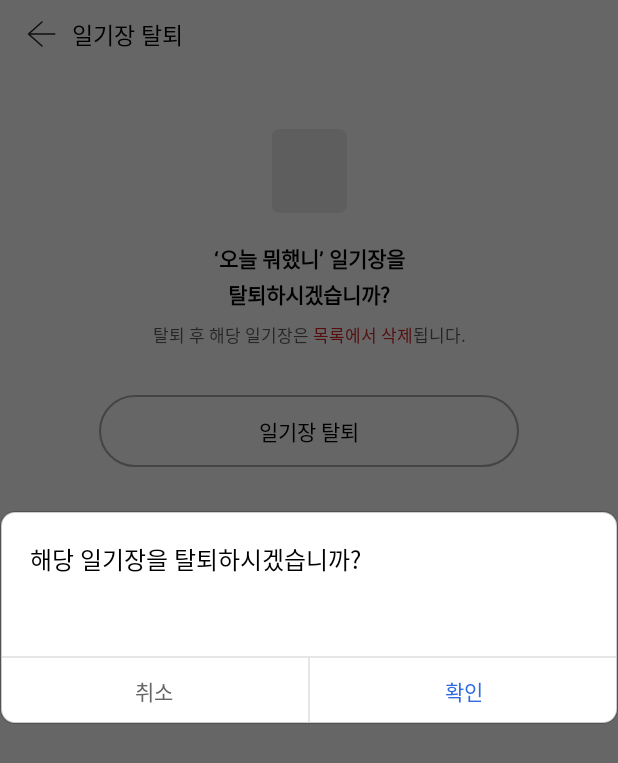
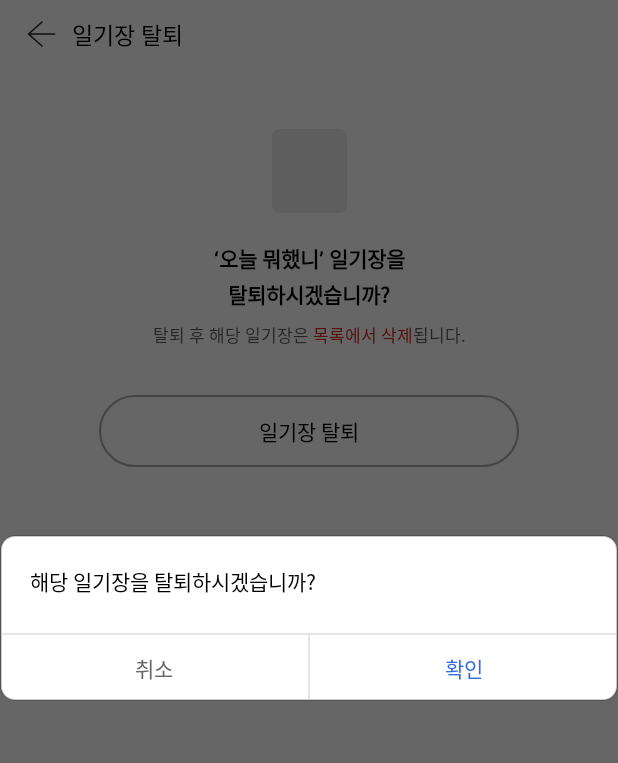
Before and after one commit to JangHyeLyn/Exchange-Diary-Android, an Android app: the LeaveDiaryActivity screen opened directly, with no data from a screen before it, after a tap on "일기장 탈퇴", on a phone screen of 412 x 824 dp. Shown: the top 763 px of the screen. Run offline under Robolectric (Android 15) with nearby library versions, the light colour scheme and no system bars; our stand-ins replace Timber, data binding; libraries missing offline, so code that uses them is left out: com.kakao.sdk.

Commit message:
feat: #32 버튼 터치 효과

```diff
--- a/app/src/main/java/com/km/exchangediary/ui/diary_setting/diary_close/DiaryCloseActivity.kt
+++ b/app/src/main/java/com/km/exchangediary/ui/diary_setting/diary_close/DiaryCloseActivity.kt
@@ -20,7 +20,7 @@ class DiaryCloseActivity : BaseActivity<ActivityDiaryCloseBinding>() {
                         "임의종료 후 해당 일기장에서의 일기 작성이 불가하며,\n" +
                         "지금까지 저장된 일기는 삭제되지 않습니다.",
                 highlightText = listOf(Pair(59, 83)),
-                confirmText = "저장하기",
+                confirmText = "확인",
                 cancelText = "취소",
                 onSuccess = { changeButton() }
             ).show(supportFragmentManager, "tag")
--- a/app/src/main/java/com/km/exchangediary/ui/diary_setting/leave_diary/LeaveDiaryActivity.kt
+++ b/app/src/main/java/com/km/exchangediary/ui/diary_setting/leave_diary/LeaveDiaryActivity.kt
@@ -10,6 +10,8 @@ import com.km.exchangediary.R
 import com.km.exchangediary.base.BaseActivity
 import com.km.exchangediary.databinding.ActivityLeaveDiaryBinding
 import com.km.exchangediary.ui.CommonDialog
+import com.km.exchangediary.ui.DialogContentType
+import com.km.exchangediary.utils.toPx
 
 class LeaveDiaryActivity : BaseActivity<ActivityLeaveDiaryBinding>() {
     override fun layoutRes(): Int = R.layout.activity_leave_diary
@@ -21,9 +23,16 @@ class LeaveDiaryActivity : BaseActivity<ActivityLeaveDiaryBinding>() {
 
         binding.tvLeaveDiaryButton.setOnClickListener {
             CommonDialog(
-                titleText = "해당 일기장을 탈퇴하시겠습니까?",
-                onSuccess = { changeButton() }
+                titleVisible = false,
+                contentType = DialogContentType.TEXT_VIEW,
+                contentText = "해당 일기장을 탈퇴하시겠습니까?",
+                contentTextSize = 14,
+                onSuccess = { changeButtonDisable() }
             ).show(supportFragmentManager, "tag")
+        }
+
+        binding.tvSendDiaryButton.setOnClickListener {
+            finish()
         }
     }
 
@@ -34,7 +43,7 @@ class LeaveDiaryActivity : BaseActivity<ActivityLeaveDiaryBinding>() {
         binding.tvLeaveDiaryDescription.setText(spannable, TextView.BufferType.SPANNABLE)
     }
 
-    private fun changeButton() {
+    private fun changeButtonDisable() {
         binding.tvLeaveDiaryButton.visibility = View.GONE
         binding.tvSendDiaryButton.visibility = View.VISIBLE
         binding.tvLeaveDiaryButtonDisable.visibility = View.VISIBLE
--- a/app/src/main/res/drawable/background_leave_diary_button.xml
+++ b/app/src/main/res/drawable/background_leave_diary_button.xml
@@ -1,9 +1,18 @@
 <?xml version="1.0" encoding="utf-8"?>
-<shape xmlns:android="http://schemas.android.com/apk/res/android"
-    android:shape="rectangle">
-    <solid android:color="@color/white" />
-    <stroke
-        android:width="1dp"
-        android:color="@color/gray_03" />
-    <corners android:radius="24dp" />
-</shape>
+<selector xmlns:android="http://schemas.android.com/apk/res/android">
+    <item android:state_pressed="false">
+        <shape android:shape="rectangle">
+            <solid android:color="@color/white" />
+            <stroke android:width="1dp" android:color="@color/gray_03" />
+            <corners android:radius="24dp" />
+        </shape>
+    </item>
+
+    <item android:state_pressed="true">
+        <shape android:shape="rectangle">
+            <solid android:color="@color/main_bg" />
+            <stroke android:width="1dp" android:color="@color/gray_03" />
+            <corners android:radius="24dp" />
+        </shape>
+    </item>
+</selector>
--- a/app/src/main/res/drawable/background_send_diary_button.xml
+++ b/app/src/main/res/drawable/background_send_diary_button.xml
@@ -1,6 +1,16 @@
 <?xml version="1.0" encoding="utf-8"?>
-<shape xmlns:android="http://schemas.android.com/apk/res/android"
-    android:shape="rectangle">
-    <solid android:color="@color/main_yellow" />
-    <corners android:radius="24dp" />
-</shape>
+<selector xmlns:android="http://schemas.android.com/apk/res/android">
+    <item android:state_pressed="false">
+        <shape android:shape="rectangle">
+            <solid android:color="@color/main_yellow" />
+            <corners android:radius="24dp" />
+        </shape>
+    </item>
+
+    <item android:state_pressed="true">
+        <shape android:shape="rectangle">
+            <solid android:color="@color/main_yellow_30" />
+            <corners android:radius="24dp" />
+        </shape>
+    </item>
+</selector>
--- a/app/src/main/res/layout/activity_diary_close.xml
+++ b/app/src/main/res/layout/activity_diary_close.xml
@@ -21,11 +21,12 @@
                 android:layout_width="match_parent"
                 android:layout_height="46dp">
 
-                <ImageView
+                <ImageButton
                     android:id="@+id/iv_diary_close_back"
                     android:layout_width="wrap_content"
                     android:layout_height="wrap_content"
                     android:layout_centerVertical="true"
+                    android:background="?attr/selectableItemBackgroundBorderless"
                     android:src="@drawable/ic_icon_nav_back_light" />
 
                 <TextView
--- a/app/src/main/res/layout/activity_group_change.xml
+++ b/app/src/main/res/layout/activity_group_change.xml
@@ -20,7 +20,8 @@
                 android:layout_width="match_parent"
                 android:layout_height="46dp">
 
-                <ImageView
+                <ImageButton
+                    android:background="?attr/selectableItemBackgroundBorderless"
                     android:id="@+id/iv_group_change_back"
                     android:layout_width="wrap_content"
                     android:layout_height="wrap_content"
--- a/app/src/main/res/layout/activity_leave_diary.xml
+++ b/app/src/main/res/layout/activity_leave_diary.xml
@@ -20,11 +20,12 @@
                 android:layout_width="match_parent"
                 android:layout_height="46dp">
 
-                <ImageView
+                <ImageButton
                     android:id="@+id/iv_leave_diary_back"
                     android:layout_width="wrap_content"
                     android:layout_height="wrap_content"
                     android:layout_centerVertical="true"
+                    android:background="?attr/selectableItemBackgroundBorderless"
                     android:src="@drawable/ic_icon_nav_back_light" />
 
                 <TextView
--- a/app/src/main/res/layout/item_radio_button.xml
+++ b/app/src/main/res/layout/item_group_change_radio_button.xml
@@ -4,7 +4,8 @@
 
     <androidx.constraintlayout.widget.ConstraintLayout
         android:layout_width="match_parent"
-        android:layout_height="wrap_content">
+        android:layout_height="wrap_content"
+        android:layout_marginBottom="4dp">
 
         <RadioButton
             android:id="@+id/rb_group_name"
```
Also changed, not shown: app/src/main/java/com/km/exchangediary/ui/diary_setting/group_change/GroupChangeAdapter.kt (+9 -20 lines), app/src/main/res/drawable/background_diary_close_button.xml (+17 -8 lines).
